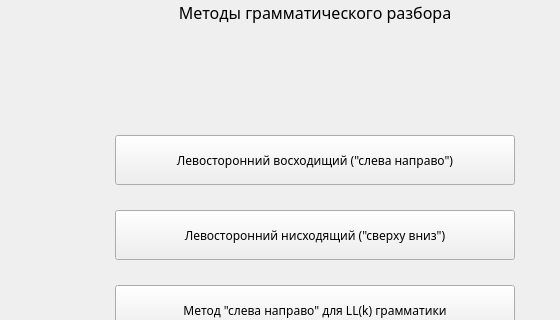
The window that ParsingAssistant/MainMenu.ui (Owlfeather/ParsingAssistant) describes before a commit, drawn with Qt 5; both pictures show x 351 to 911 and y 106 to 426 of the 911 by 720 pixel window.
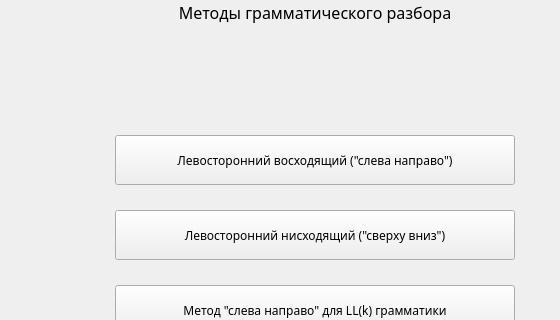
The same window after the commit. Icons and pictures are not drawn.

The edit to the form file:
```diff
--- a/ParsingAssistant/MainMenu.ui
+++ b/ParsingAssistant/MainMenu.ui
@@ -143,7 +143,7 @@
              <bool>false</bool>
             </property>
             <property name="text">
-             <string>Левосторонний восходищий (&quot;слева направо&quot;)</string>
+             <string>Левосторонний восходящий (&quot;слева направо&quot;)</string>
             </property>
             <property name="iconSize">
              <size>
```
